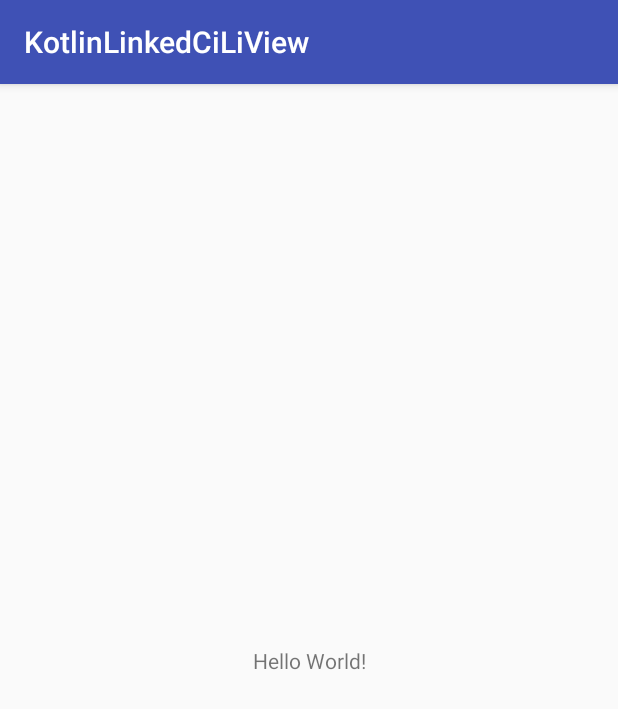
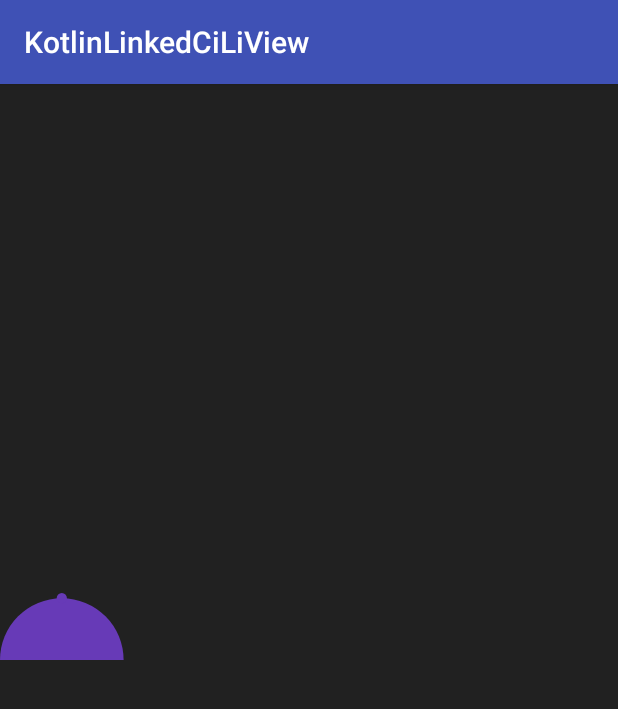
Before and after one commit to Anwesh43/KotlinLinkedCILIView, an Android app: the screen it shows after launch (MainActivity), on a phone screen of 412 x 824 dp. Shown: the top 709 px of the screen. Run offline under Robolectric (Android 15) with nearby library versions, the phone set to English and light mode, and no system bars.

Commit message:
adding static create method

```diff
--- a/app/build.gradle
+++ b/app/build.gradle
@@ -27,6 +27,7 @@ dependencies {
     androidTestImplementation 'com.android.support.test:runner:1.0.1'
     androidTestImplementation 'com.android.support.test.espresso:espresso-core:3.0.1'
     compile "org.jetbrains.kotlin:kotlin-stdlib-jre7:$kotlin_version"
+    compile project(':linkedciliview')
 }
 repositories {
     mavenCentral()
--- a/app/src/main/java/com/anwesh/uiprojects/kotlinlinkedciliview/MainActivity.kt
+++ b/app/src/main/java/com/anwesh/uiprojects/kotlinlinkedciliview/MainActivity.kt
@@ -2,11 +2,12 @@ package com.anwesh.uiprojects.kotlinlinkedciliview
 
 import android.support.v7.app.AppCompatActivity
 import android.os.Bundle
+import com.anwesh.uiprojects.linkedciliview.LinkedCiLiView
 
 class MainActivity : AppCompatActivity() {
 
     override fun onCreate(savedInstanceState: Bundle?) {
         super.onCreate(savedInstanceState)
-        setContentView(R.layout.activity_main)
+        LinkedCiLiView.create(this)
     }
 }
```
